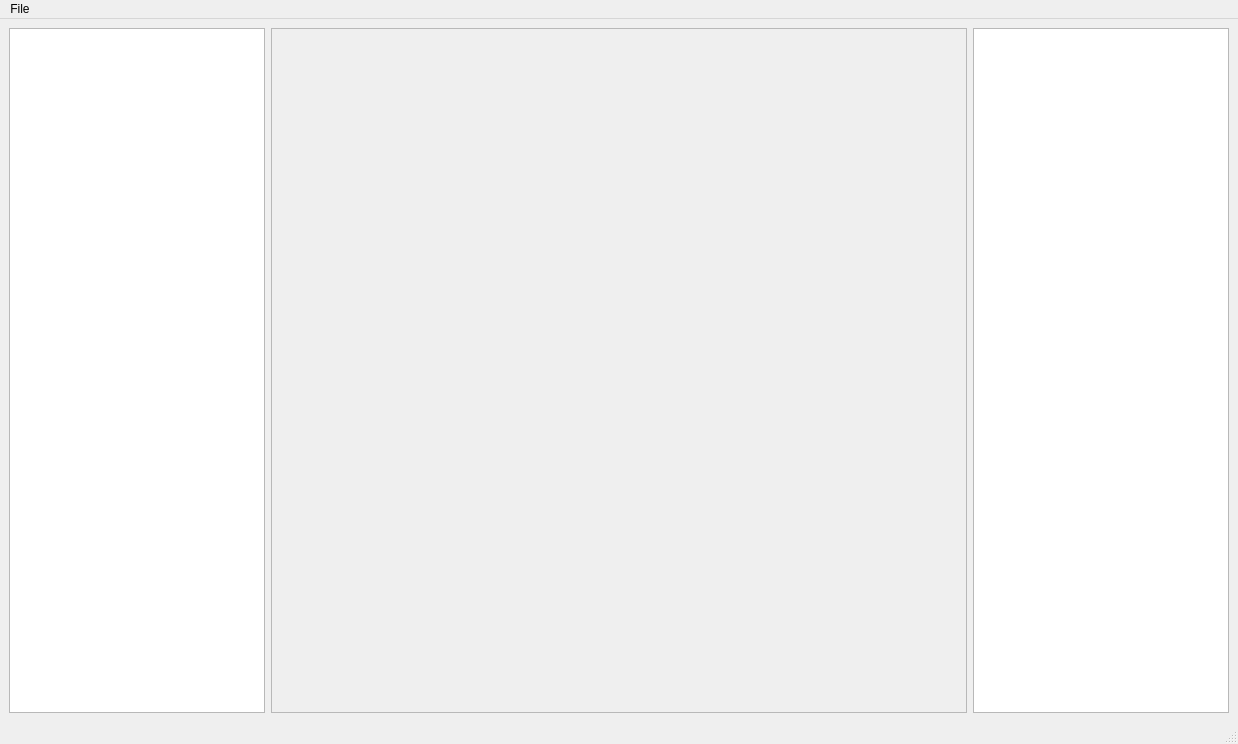
The window that mainwindow.ui (flm8620/MatchWatcher) describes before a commit, drawn with Qt 5.
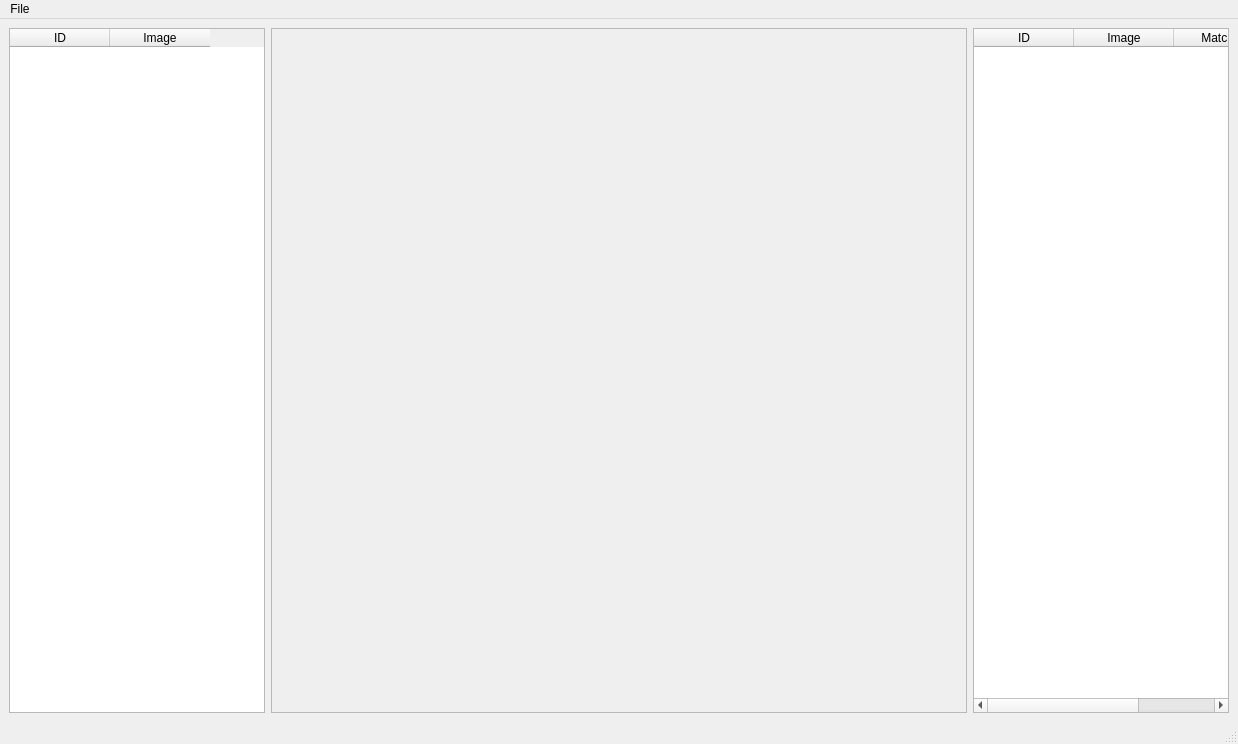
The same window after the commit. Custom widgets are drawn as their Qt base class.

Commit message: image scene

What changed in the file:
```diff
--- a/mainwindow.ui
+++ b/mainwindow.ui
@@ -16,13 +16,23 @@
   <widget class="QWidget" name="centralwidget">
    <layout class="QHBoxLayout" name="horizontalLayout">
     <item>
-     <widget class="QListView" name="left_list_view">
+     <widget class="QTableWidget" name="image_list">
       <property name="sizePolicy">
        <sizepolicy hsizetype="Minimum" vsizetype="Expanding">
         <horstretch>0</horstretch>
         <verstretch>0</verstretch>
        </sizepolicy>
       </property>
+      <column>
+       <property name="text">
+        <string>ID</string>
+       </property>
+      </column>
+      <column>
+       <property name="text">
+        <string>Image</string>
+       </property>
+      </column>
      </widget>
     </item>
     <item>
@@ -54,13 +64,28 @@
      </widget>
     </item>
     <item>
-     <widget class="QListView" name="right_list_view">
+     <widget class="QTableWidget" name="image_match_list">
       <property name="sizePolicy">
        <sizepolicy hsizetype="Minimum" vsizetype="Expanding">
         <horstretch>0</horstretch>
         <verstretch>0</verstretch>
        </sizepolicy>
       </property>
+      <column>
+       <property name="text">
+        <string>ID</string>
+       </property>
+      </column>
+      <column>
+       <property name="text">
+        <string>Image</string>
+       </property>
+      </column>
+      <column>
+       <property name="text">
+        <string>Matches</string>
+       </property>
+      </column>
      </widget>
     </item>
    </layout>
```
Left out of the diff: 6 changed lines with no effect on the pictures. The commit also changes 5 other files.
